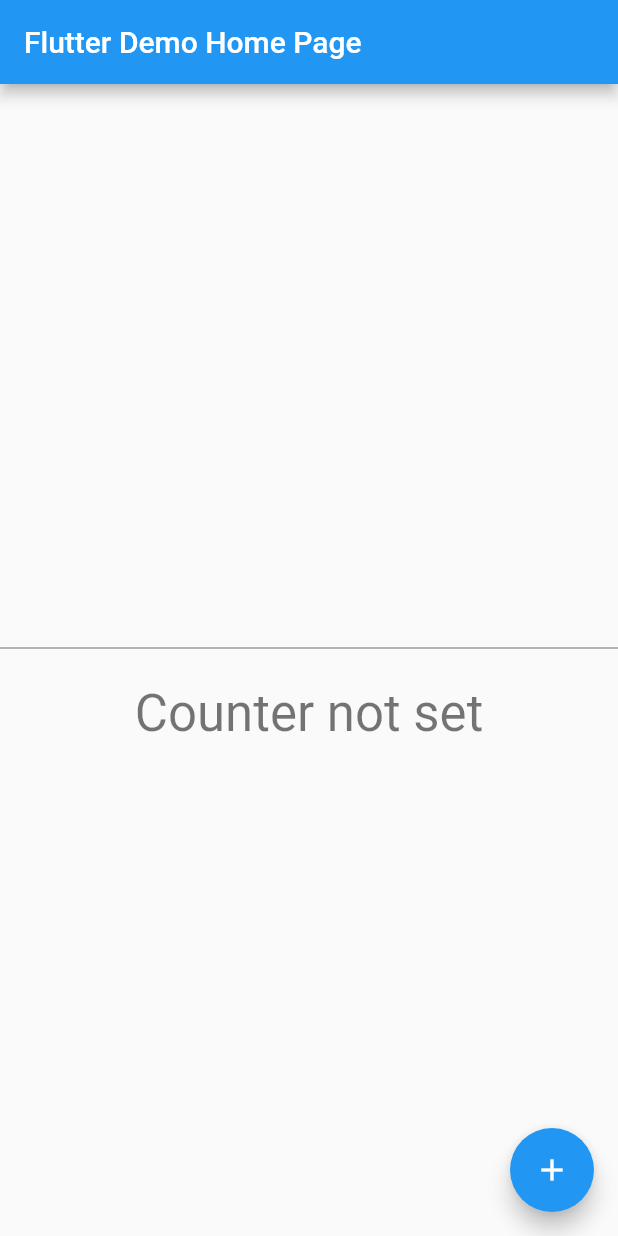
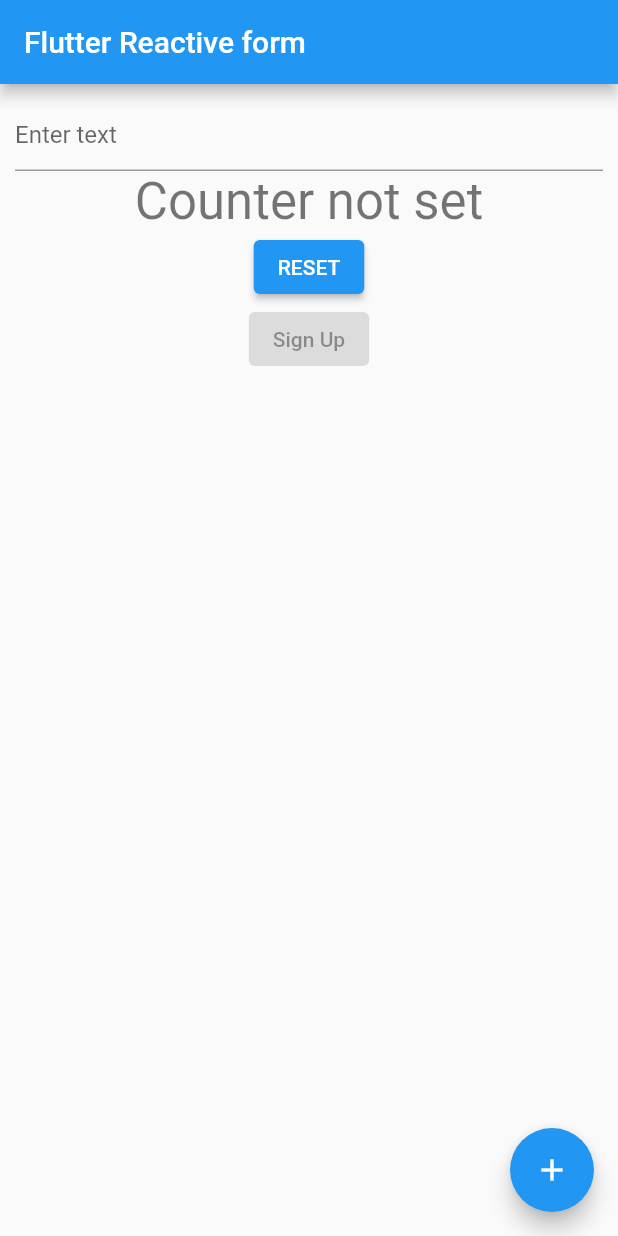
Before and after one commit to MehulKK/flutter_reactive_form, a Flutter app: the screen it shows after launch, on a phone screen of 412 x 824 dp. Run offline on Flutter 3.47's test engine with Material 2 defaults, Android fonts, the phone set to English and light mode, and no system bars; drawn by our look-alikes of reactive_forms.

Commit message:
✨ Added Reset and Validation

```diff
--- /dev/null
+++ b/lib/home_control.dart
@@ -0,0 +1,4 @@
+class HomeControl {
+  String get counter => 'counter';
+  String get name => 'name';
+}
--- a/lib/main.dart
+++ b/lib/main.dart
@@ -1,4 +1,5 @@
 import 'package:flutter/material.dart';
+import 'package:flutter_reactive_forms/home_control.dart';
 import 'package:reactive_forms/reactive_forms.dart';
 
 void main() {
@@ -12,11 +13,11 @@ class MyApp extends StatelessWidget {
   @override
   Widget build(BuildContext context) {
     return MaterialApp(
-      title: 'Flutter Demo',
+      title: 'Flutter Reactive form',
       theme: ThemeData(
         primarySwatch: Colors.blue,
       ),
-      home: const MyHomePage(title: 'Flutter Demo Home Page'),
+      home: const MyHomePage(title: 'Flutter Reactive form'),
     );
   }
 }
@@ -32,7 +33,7 @@ class MyHomePage extends StatefulWidget {
 
 class _MyHomePageState extends State<MyHomePage> {
   int _counter = 0;
-  var controls = _Controls();
+  var controls = HomeControl();
   var form;
 
   void _incrementCounter() {
@@ -43,28 +44,35 @@ class _MyHomePageState extends State<MyHomePage> {
   Widget build(BuildContext context) {
     form = FormGroup({
       controls.counter: FormControl<int>(),
-      controls.text : FormControl<String>()
+      controls.name : FormControl<String>(validators: [Validators.required])
     });
 
     return Scaffold(
       appBar: AppBar(
         title: Text(widget.title),
       ),
-      body: Center(
-        child: ReactiveForm(
-          formGroup: form,
+      body: ReactiveForm(
+        formGroup: form,
+        child: Padding(
+          padding: const EdgeInsets.all(10.0),
           child: Column(
-            mainAxisAlignment: MainAxisAlignment.center,
             children: <Widget>[
               ReactiveTextField(
-                formControlName: controls.text,
+                validationMessages: {
+                  ValidationMessage.required: (_) =>
+                  'The password must not be empty'
+                },
+                formControlName: controls.name,
+                decoration: const InputDecoration(
+                  hintText: 'Enter text'
+                ),
               ),
-              ReactiveValueListenableBuilder<String>(
-                formControlName: controls.text,
+             /* ReactiveValueListenableBuilder<String>(
+                formControlName: controls.name,
                 builder: (context, control, child) => Text(
                     control.value ?? '',
                     style: Theme.of(context).textTheme.headline6),
-              ),
+              ),*/
               ReactiveValueListenableBuilder<int>(
                 formControlName: controls.counter,
                 builder: (context, control, child) => Text(
@@ -72,6 +80,16 @@ class _MyHomePageState extends State<MyHomePage> {
                         ? 'Counter not set'
                         : 'Counter set to ${control.value?.toStringAsFixed(1)}',
                     style: Theme.of(context).textTheme.headline4),
+              ),
+              ElevatedButton(
+                onPressed: () => form.reset(),
+                child: const Text('RESET'),
+              ),
+              ReactiveFormConsumer(
+                builder: (context, form, child) => ElevatedButton(
+                  onPressed: form.valid ? () => print(form.value) : null,
+                  child: const Text('Sign Up'),
+                ),
               ),
             ],
           ),
@@ -85,8 +103,3 @@ class _MyHomePageState extends State<MyHomePage> {
     );
   }
 }
-
-class _Controls {
-  String get counter => 'counter';
-  String get text => 'text';
-}
```
